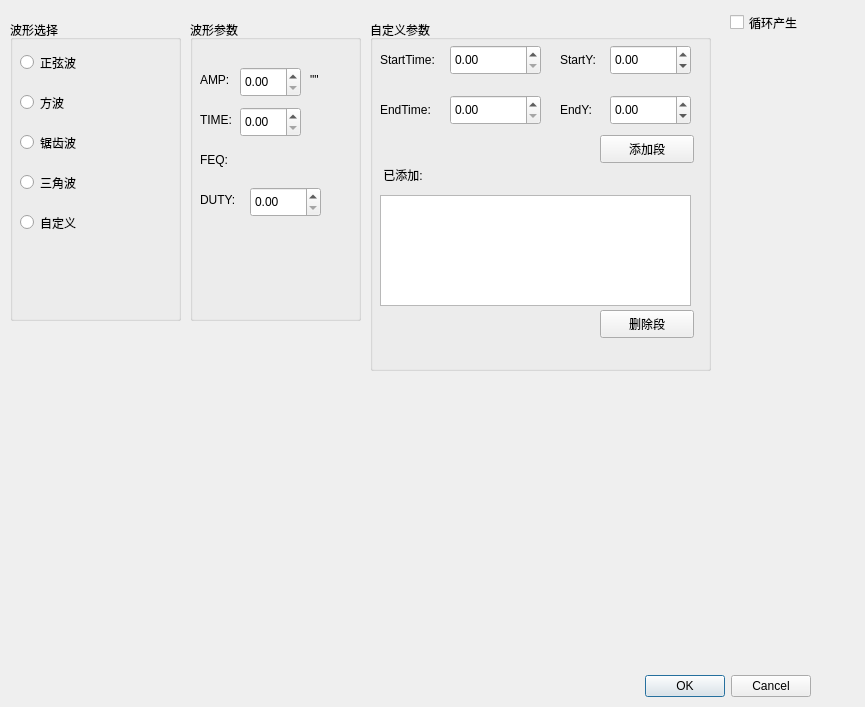
This is dlgsetch.ui in CarnationTL/cmd_sim as Qt 5 draws it before an edit. The edited form follows.
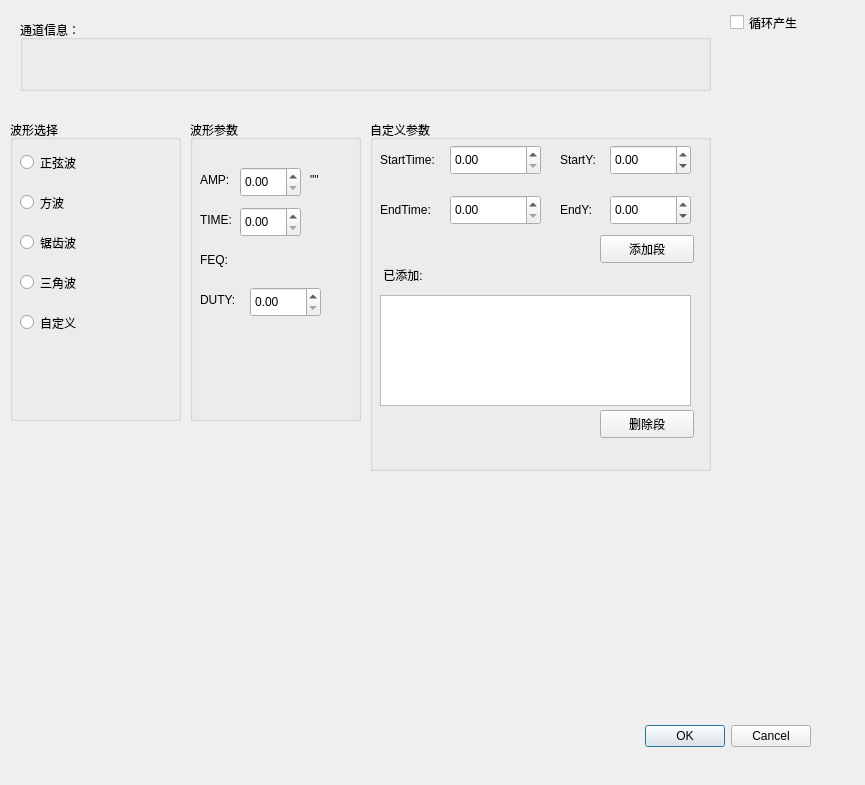
This is the edited form. Custom widgets are drawn as their Qt base class.

The edit to the form file:
```diff
--- a/dlgsetch.ui
+++ b/dlgsetch.ui
@@ -7,17 +7,20 @@
     <x>0</x>
     <y>0</y>
     <width>865</width>
-    <height>707</height>
+    <height>785</height>
    </rect>
   </property>
   <property name="windowTitle">
    <string>Dialog</string>
   </property>
+  <property name="styleSheet">
+   <string notr="true">font: 75 9pt &quot;微软雅黑&quot;;</string>
+  </property>
   <widget class="QDialogButtonBox" name="buttonBox">
    <property name="geometry">
     <rect>
      <x>470</x>
-     <y>670</y>
+     <y>720</y>
      <width>341</width>
      <height>32</height>
     </rect>
@@ -33,7 +36,7 @@
    <property name="geometry">
     <rect>
      <x>10</x>
-     <y>20</y>
+     <y>120</y>
      <width>171</width>
      <height>301</height>
     </rect>
@@ -141,7 +144,7 @@
    <property name="geometry">
     <rect>
      <x>370</x>
-     <y>20</y>
+     <y>120</y>
      <width>341</width>
      <height>351</height>
     </rect>
@@ -313,7 +316,7 @@
    <property name="geometry">
     <rect>
      <x>190</x>
-     <y>20</y>
+     <y>120</y>
      <width>171</width>
      <height>301</height>
     </rect>
@@ -433,12 +436,25 @@
    <property name="geometry">
     <rect>
      <x>10</x>
-     <y>350</y>
+     <y>540</y>
      <width>811</width>
-     <height>281</height>
+     <height>181</height>
     </rect>
    </property>
   </widget>
+  <widget class="QGroupBox" name="groupBox_2">
+   <property name="geometry">
+    <rect>
+     <x>20</x>
+     <y>20</y>
+     <width>691</width>
+     <height>71</height>
+    </rect>
+   </property>
+   <property name="title">
+    <string>通道信息：</string>
+   </property>
+  </widget>
  </widget>
  <customwidgets>
   <customwidget>
```
